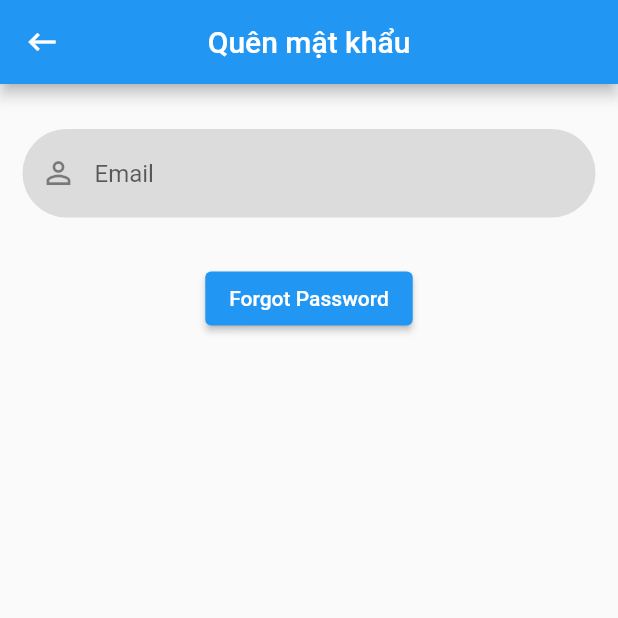
After one commit to dangthithoait20a3b/ReadBook, a Flutter app: the forgotPassword screen opened directly, after a tap on "Forgot Password", on a phone screen of 412 x 824 dp, the top half of it. The commit adds this screen. Run offline on Flutter 3.47's test engine with Material 2 defaults, Android fonts, the phone set to English and light mode, and no system bars; our stand-ins replace cloud_firestore, firebase_auth, firebase_core, firebase_messaging, flutter_swiper_view; missing offline and left inert: flutter_expandable_text; accounts and stored records are empty; network calls fail.

Commit message:
forgot password

```diff
--- a/lib/Login/Login.dart
+++ b/lib/Login/Login.dart
@@ -1,6 +1,7 @@
 import 'package:firebase_auth/firebase_auth.dart';
 import 'package:flutter/material.dart';
 import 'package:flutter2/Login/Register.dart';
+import 'package:flutter2/Login/forgotpassword.dart';
 import 'package:flutter2/Login/logged.dart';
 import 'package:flutter2/home.dart';
 import 'package:flutter2/khampha.dart';
@@ -168,7 +169,8 @@ class _LoginState extends State<Login> {
                     },
                   ),
                 ),
-                Container(
+                InkWell(
+                  child: Container(
                     margin: EdgeInsets.only(top: 20, left: 130),
                     child: Text(
                       "Quên mật khẩu",
@@ -177,6 +179,10 @@ class _LoginState extends State<Login> {
                           fontSize: 20,
                           fontWeight: FontWeight.w400),
                     ),
+                  ),
+                  onTap: (){
+                    Navigator.push(context, MaterialPageRoute(builder: (context) => forgotPassword()));
+                  },
                 ),
               ],
             ),
--- /dev/null
+++ b/lib/Login/forgotpassword.dart
@@ -0,0 +1,70 @@
+import 'package:firebase_auth/firebase_auth.dart';
+import 'package:flutter/material.dart';
+import 'package:flutter2/Login/Login.dart';
+
+class forgotPassword extends StatefulWidget {
+  const forgotPassword({Key? key}) : super(key: key);
+
+  @override
+  State<forgotPassword> createState() => _forgotPasswordState();
+}
+
+class _forgotPasswordState extends State<forgotPassword> {
+  final TextEditingController emailController = TextEditingController();
+  @override
+  Widget build(BuildContext context) {
+    return Scaffold(
+      appBar: AppBar(
+        centerTitle: true,
+        title: Text("Quên mật khẩu"),
+        leading: IconButton(onPressed: (){},
+            icon: Icon(Icons.keyboard_backspace)),
+      ),
+      body: Container(
+        child: Column(
+          children: [
+            Container(
+              child: Column(
+                children: [
+                  SizedBox(
+                    height: 15,
+                  ),
+                  Padding(
+                    padding: const EdgeInsets.all(15.0),
+                    child: TextFormField(
+                      decoration: InputDecoration(
+                          filled: true,
+                          hintText: 'Email',
+                          fillColor: Colors.black12,
+                          prefixIcon: Icon(Icons.person_outline),
+                          border: OutlineInputBorder(
+                            borderRadius: BorderRadius.circular(30),
+                            borderSide: BorderSide.none,
+                          )),
+                      controller: emailController,
+                    ),
+                  ),
+                  SizedBox(
+                    height: 15,
+                  ),
+                  ElevatedButton(onPressed: () async{
+                    var forgotEmail = emailController.text.trim();
+                    try{
+                      FirebaseAuth.instance.sendPasswordResetEmail(email: forgotEmail).then((value) => {
+                        print("Email Sent!"),
+                        Navigator.push(context, MaterialPageRoute(builder: (context) => Login()))
+                      });
+                    }on FirebaseAuthException catch(e){
+                        print("Error $e");
+                    }
+                    },
+                      child: Text("Forgot Password"))
+                ],
+              ),
+            )
+          ],
+        ),
+      ),
+    );
+  }
+}
```
Lines whose indentation alone changed are shown as unchanged.
